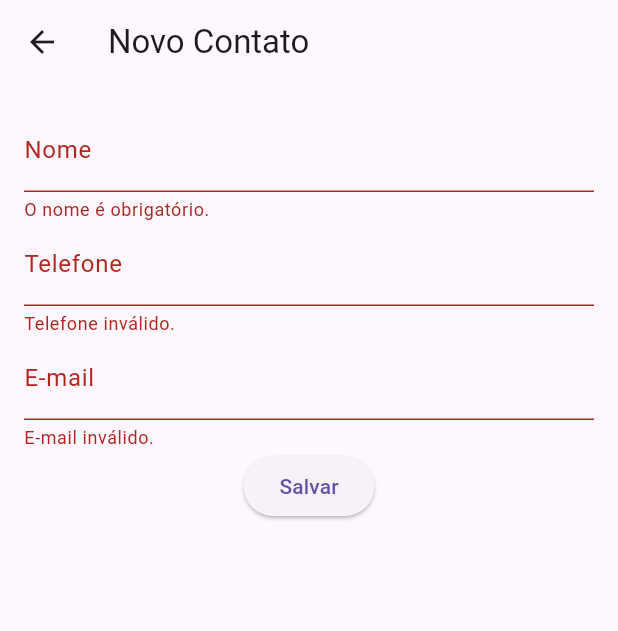
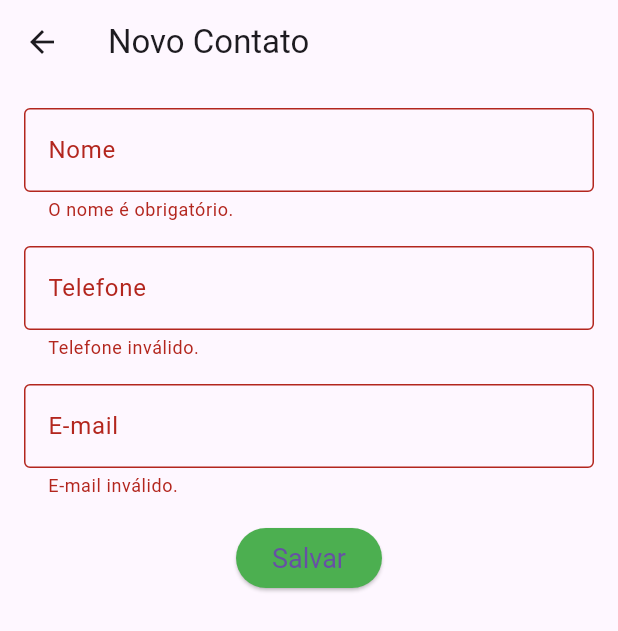
Before and after one commit to EduPanage/projetoFlutter, a Flutter app: the FormularioDeContato screen opened directly, after a tap on "Salvar", on a phone screen of 412 x 824 dp. Shown: the top 631 px of the screen. Run offline on Flutter 3.47's test engine with Material 3 defaults, Android fonts, the phone set to English and light mode, and no system bars; our stand-ins replace mask_text_input_formatter.

Commit message:
Inclusão de Estilizações Novas e Revisão de Comentários (Mais claros)

```diff
--- a/lib/FormularioDeContato.dart
+++ b/lib/FormularioDeContato.dart
@@ -6,8 +6,8 @@
 
 class FormularioDeContato extends StatefulWidget {
 
-  final Contato? contato;
-  final int? indice;
+  final Contato? contato;  // contato a ser editado ou nulo para novo
+  final int? indice;  // índice do contato na lista
 
   FormularioDeContato({this.contato, this.indice});
 
@@ -17,13 +17,12 @@
 
 class _FormularioDeContatoState extends State<FormularioDeContato> {
 
-  final _chaveFormulario = GlobalKey<FormState>();
-  final _nomeControlador = TextEditingController();
-  final _telefoneControlador = TextEditingController();
-  final _emailControlador = TextEditingController();
+  final _chaveFormulario = GlobalKey<FormState>();  // chave global para o formulário
+  final _nomeControlador = TextEditingController(); // controla o campo do nome
+  final _telefoneControlador = TextEditingController(); // controla o campo do telefone
+  final _emailControlador = TextEditingController(); // controla o campo do e-mail
 
-
-  var formatadorTelefone = MaskTextInputFormatter( // Formatação do telefone
+  var formatadorTelefone = MaskTextInputFormatter( // formatação do telefone
     mask: '(##) #####-####',
     filter: {"#": RegExp(r'[0-9]')},
   );
@@ -32,11 +31,11 @@
   void initState() {
     super.initState();
 
-    if (widget.contato != null) {  // Preenche os campos se estiver editando um contato
+    // preenche os campos se estiver editando um contato
+    if (widget.contato != null) {
       _nomeControlador.text = widget.contato!.nome;
       _telefoneControlador.text = widget.contato!.telefone;
       _emailControlador.text = widget.contato!.email;
-
     }
   }
 
@@ -44,64 +43,68 @@
   Widget build(BuildContext context) {
     return Scaffold(
       appBar: AppBar(
-        title: Text(widget.contato == null ? 'Novo Contato' : 'Editar Contato'),
+        title: Text(widget.contato == null ? 'Novo Contato' : 'Editar Contato'), // título da página
       ),
       body: Padding(
         padding: EdgeInsets.all(16.0),
         child: Form(
-          key: _chaveFormulario,
+          key: _chaveFormulario, // chave usada para validar o formulário
           child: Column(
             children: [
-              // Campo para o nome
+              // campo de texto para o nome
               TextFormField(
                 controller: _nomeControlador,
                 decoration: InputDecoration(labelText: 'Nome'),
                 validator: (valor) {
                   if (valor == null || valor.isEmpty) {
-                    return 'O nome é obrigatório.'; // Validação do nome
+                    return 'O nome é obrigatório.';  // validação do campo nome
                   }
                   return null;
                 },
               ),
+              SizedBox(height: 16), // espaçamento entre os campos
 
-              // Campo para o telefone
+              // campo de texto para o telefone
               TextFormField(
                 controller: _telefoneControlador,
                 decoration: InputDecoration(labelText: 'Telefone'),
-                inputFormatters: [formatadorTelefone], // Aplica a máscara
+                inputFormatters: [formatadorTelefone], // máscara do telefone
                 keyboardType: TextInputType.phone,
                 validator: (valor) {
                   if (valor == null || valor.isEmpty || valor.length != 15) {
-                    return 'Telefone inválido.'; // Validação do telefone
+                    return 'Telefone inválido.'; // validação do campo telefone
                   }
                   return null;
                 },
               ),
+              SizedBox(height: 16),
 
-              // Campo para o e-mail
+              // campo de texto para o e-mail
               TextFormField(
                 controller: _emailControlador,
                 decoration: InputDecoration(labelText: 'E-mail'),
                 keyboardType: TextInputType.emailAddress,
                 validator: (valor) {
                   if (valor == null || valor.isEmpty || !valor.contains('@')) {
-                    return 'E-mail inválido.'; // Validação do e-mail
+                    return 'E-mail inválido.'; // validação do campo e-mail
                   }
                   return null;
                 },
               ),
+              SizedBox(height: 16),
 
-              // Botão para salvar ou atualizar
+              // botão para salvar ou atualizar o contato
               ElevatedButton(
                 onPressed: () {
                   if (_chaveFormulario.currentState!.validate()) {
+                    // cria um novo contato com as informações preenchidas
                     Contato novoContato = Contato(
                       nome: _nomeControlador.text,
                       telefone: _telefoneControlador.text,
                       email: _emailControlador.text,
                     );
 
-                    // Adiciona ou atualiza o contato
+                    // adiciona ou atualiza o contato na lista
                     if (widget.indice == null) {
                       Provider.of<GerenciadorDeContatos>(context, listen: false)
                           .adicionarContato(novoContato);
@@ -109,7 +112,9 @@
                       Provider.of<GerenciadorDeContatos>(context, listen: false)
                           .atualizarContato(widget.indice!, novoContato);
                     }
-                    Navigator.of(context).pop(); // Volta para a tela anterior
+
+                    // retorna à tela anterior após salvar
+                    Navigator.of(context).pop();
                   }
                 },
                 child: Text(widget.contato == null ? 'Salvar' : 'Atualizar'),
```
Also changed, not shown: lib/main.dart (+26 -2 lines).
